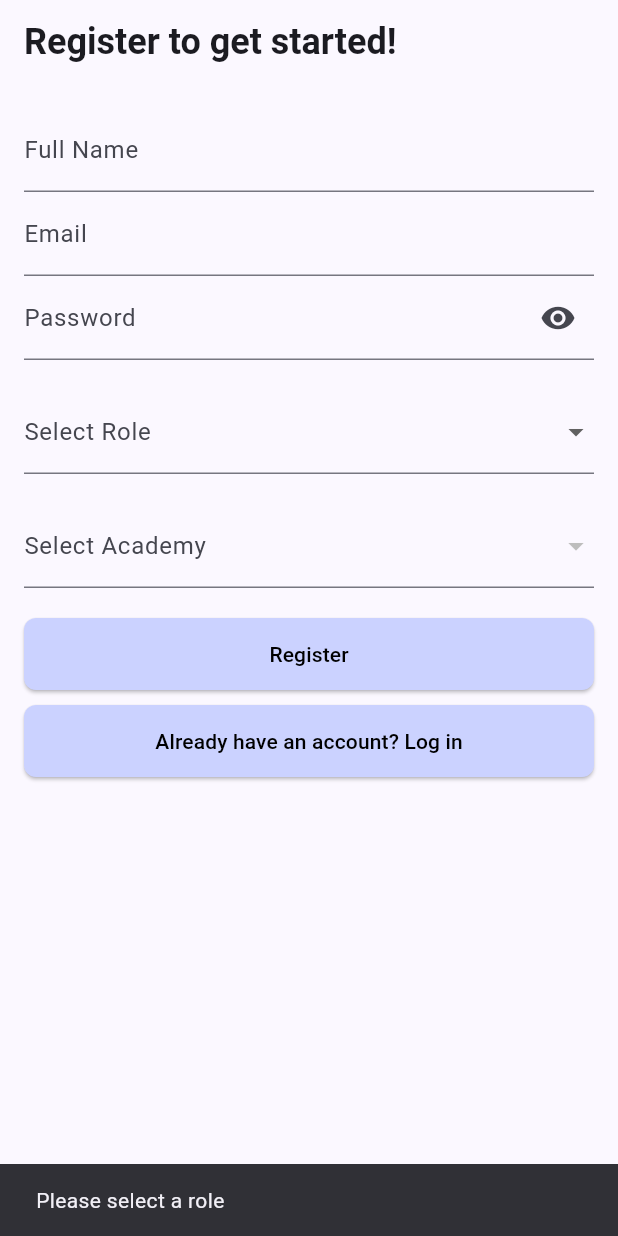
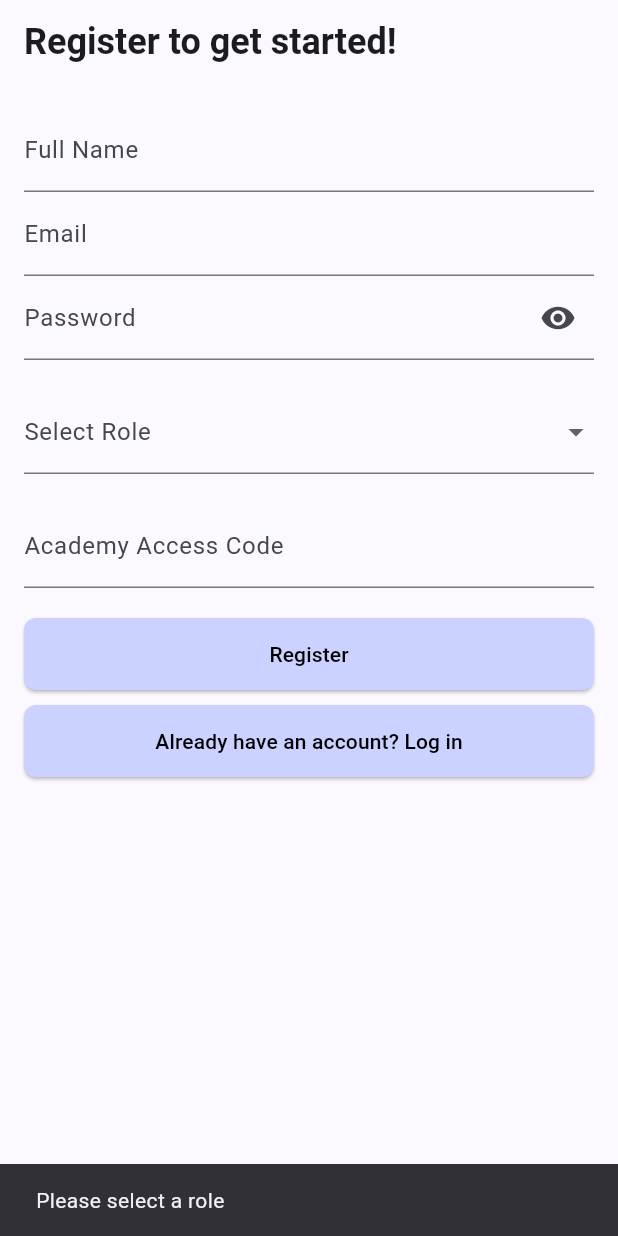
Before and after one commit to STAung07/stalz-insert_name_here, a Flutter app: the RegistrationScreen screen opened by its route, after a tap on "Register", on a phone screen of 412 x 824 dp. Run offline on Flutter 3.47's test engine with Material 3 defaults, Android fonts, the phone set to English and light mode, and no system bars; our stand-ins replace calendar_view, flutter_dotenv, go_router, supabase_flutter; accounts and stored records are empty.

Commit message:
Changed academy registration to 6 digit unique access code tagged to academy. Allows users to join an academy only through the access code for the academy

```diff
--- a/flutter_app/lib/src/features/auth/presentation/registration_screen.dart
+++ b/flutter_app/lib/src/features/auth/presentation/registration_screen.dart
@@ -19,24 +19,18 @@ class _RegistrationScreenState extends State<RegistrationScreen> {
   final passwordController = TextEditingController();
   final fullNameController = TextEditingController();
   String? selectedRole; // Holds the selected role
-  String? selectedAcademyId;
+  String? accessCode; // Holds the inputted access code
   bool loading = false;
   bool hidePassword = true;
-  List<Map<String, dynamic>> academies = []; // List of academies, if needed
 
   @override
   void initState() {
-    super.initState();
-    // Optionally, fetch academies if needed
-    _fetchAcademies();
+  super.initState();
+  // No need to fetch academies for access code joining
   }
 
   Future<void> _fetchAcademies() async {
-    final result = await academyService.fetchAcademies();
-    print('Fetched academies: $result');
-    setState(() {
-      academies = result;
-    });
+  // No longer needed
   }
 
   // TODO: Move out to shared utils
@@ -55,45 +49,45 @@ class _RegistrationScreenState extends State<RegistrationScreen> {
       return;
     }
 
-    // Must select an academy
-    if (selectedAcademyId == null || selectedAcademyId!.isEmpty) {
+    // Must enter an access code
+    if (accessCode == null || accessCode!.isEmpty) {
       ScaffoldMessenger.of(context).showSnackBar(
-        const SnackBar(content: Text('Please select an academy')),
+        const SnackBar(content: Text('Please enter an academy access code')),
       );
       return;
     }
 
     setState(() => loading = true);
     try {
+      // Validate access code and get academyId
+      final result = await academyService.supabase
+        .from('academies')
+        .select('id')
+        .eq('access_code', accessCode)
+        .maybeSingle();
+      final academyId = result?['id'] as String?;
+      if (academyId == null) {
+        ScaffoldMessenger.of(context).showSnackBar(
+          const SnackBar(content: Text('Invalid academy access code')),
+        );
+        setState(() => loading = false);
+        return;
+      }
+
       UserRole role = selectedRole == 'coach' ? UserRole.coach : UserRole.student;
       final registeredUser = await auth.register(
         email: emailController.text,
         password: passwordController.text,
         fullName: fullNameController.text,
-        role: role, // Pass the selected role
+        role: role,
       );
 
-      // // Check if userId is null, which means registration failed
-      // if (registeredUser == null) {
-      //   ScaffoldMessenger.of(context).showSnackBar(
-      //     const SnackBar(content: Text('Registration failed. Please try again.')),
-      //   );
-      //   return;
-      // }
-
-      if (selectedAcademyId != null && selectedAcademyId!.isNotEmpty) {
-        final userId = registeredUser.id;
-        if (selectedRole == 'coach') {
-          await academyService.addCoachToAcademy(selectedAcademyId!, userId!);
-        } else if (selectedRole == 'student') {
-          await academyService.addStudentToAcademy(selectedAcademyId!, userId!);
-        }
+      final userId = registeredUser.id;
+      if (selectedRole == 'coach') {
+        await academyService.addCoachToAcademy(academyId, userId!);
+      } else if (selectedRole == 'student') {
+        await academyService.addStudentToAcademy(academyId, userId!);
       }
-      // Registration successful, need to verfiy email; redirect to verify email screen
-      // ScaffoldMessenger.of(context).showSnackBar(
-      //   const SnackBar(content: Text('Registration successful! Please verify your email address provided.')),
-      // );
-      // context.go('/verify_email', extra: registeredUser.email); // Redirect to verify email screen
       context.go('/dashboard');
     } catch (e) {
       print(e);
@@ -128,15 +122,9 @@ class _RegistrationScreenState extends State<RegistrationScreen> {
               decoration: const InputDecoration(labelText: 'Select Role'),
             ),
             const SizedBox(height: 20),
-            DropdownButtonFormField<String>(
-              value: selectedAcademyId,
-              items: academies.map((academy) => DropdownMenuItem(
-                value: academy['id'] as String,
-                child: Text(academy['name'] as String),
-              )).toList(),
-              onChanged: (value) => setState(() => selectedAcademyId = value),
-              decoration: const InputDecoration(labelText: 'Select Academy'),
-              validator: (value) => value == null || value.isEmpty ? 'Please select an academy' : null,
+            TextField(
+              decoration: const InputDecoration(labelText: 'Academy Access Code'),
+              onChanged: (value) => setState(() => accessCode = value.trim()),
             ),
             const SizedBox(height: 20),
             SizedBox(
```
